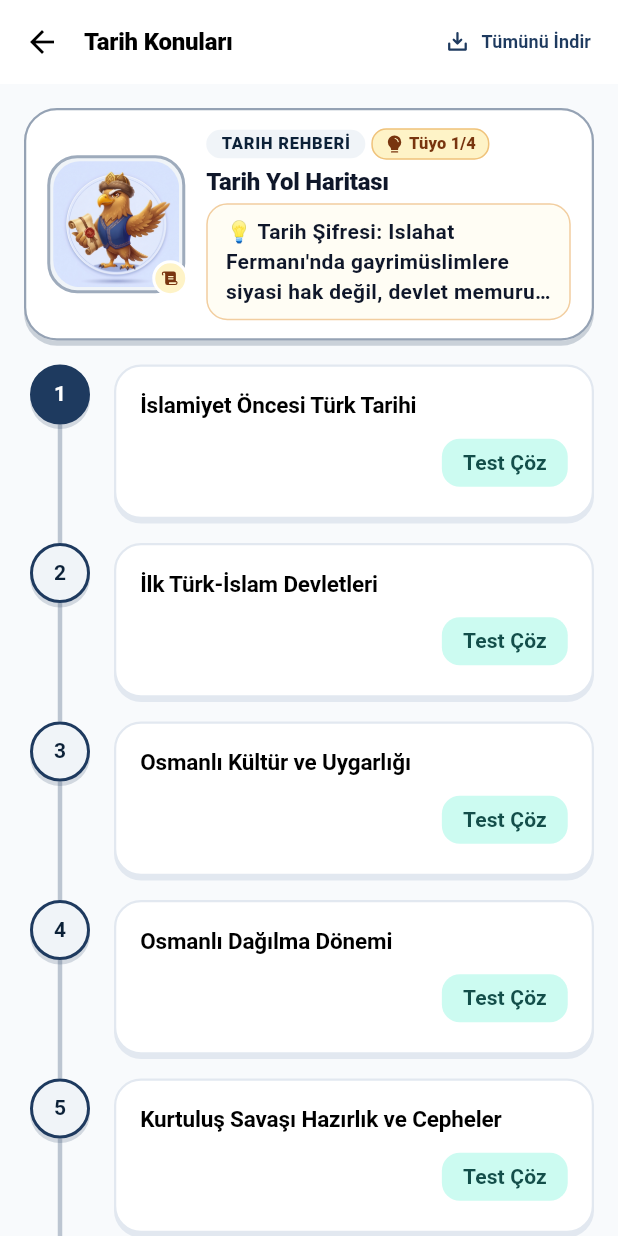
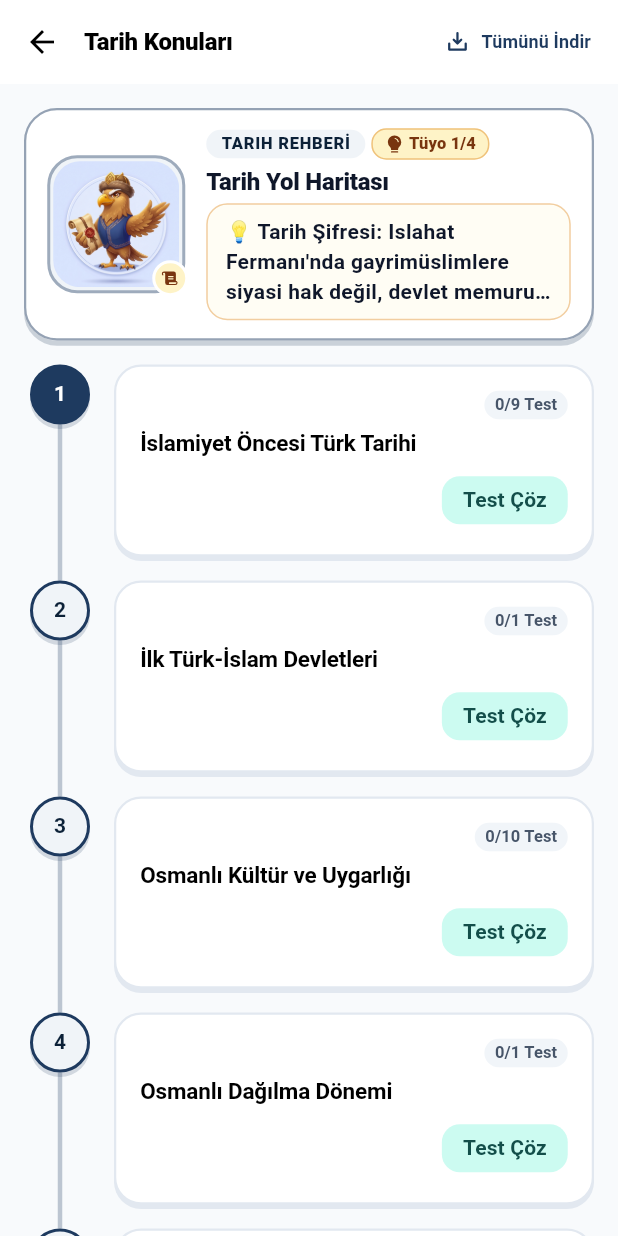
Before and after one commit to omerfarukpehlivan/kadro, a Flutter app: the LessonTopicsScreen screen opened directly with sample values from the repository, after a tap on an icon or button, on a phone screen of 412 x 824 dp. Run offline on Flutter 3.47's test engine with Material 3 defaults, Android fonts, the phone set to English and light mode, and no system bars; our stand-ins replace fl_chart, flex_color_scheme, flutter_animate, flutter_local_notifications, flutter_riverpod, go_router and 6 more; missing offline and left inert: purchases_flutter; accounts and stored records are empty.

Commit message:
feat(lessons): show solved/total test ratio on topic cards and only check mark when all tests are completed (TASK-77)

```diff
--- a/lib/features/lessons/data/kpss_lessons.dart
+++ b/lib/features/lessons/data/kpss_lessons.dart
@@ -93,3 +93,36 @@ const List<Lesson> kpssLessons = [
     ],
   ),
 ];
+
+/// Belirli bir ders ve konunun SQL soru havuzundaki veya varsayılan test sayısını döner.
+///
+/// Her test 10 sorudan oluşur. Tarih soru havuzundaki 620 soruya göre:
+/// - İslamiyet Öncesi Türk Tarihi: 9 test (90 soru)
+/// - İlk Türk-İslam Devletleri: 9 test (90 soru)
+/// - Osmanlı Kültür ve Uygarlığı: 10 test (100 soru)
+/// - Osmanlı Dağılma Dönemi: 9 test (90 soru)
+/// - Kurtuluş Savaşı Hazırlık ve Cepheler: 10 test (100 soru)
+/// - Atatürk İlke ve İnkılapları: 8 test (80 soru)
+/// - Çağdaş Türk ve Dünya Tarihi: 7 test (70 soru)
+/// Diğer derslerde henüz SQL soruları eklenmemişse varsayılan 5 test döner.
+int defaultTopicTestCount(String lessonName, String topic) {
+  if (lessonName == 'Tarih') {
+    switch (topic) {
+      case 'İslamiyet Öncesi Türk Tarihi':
+        return 9;
+      case 'İlk Türk-İslam Devletleri':
+        return 9;
+      case 'Osmanlı Kültür ve Uygarlığı':
+        return 10;
+      case 'Osmanlı Dağılma Dönemi':
+        return 9;
+      case 'Kurtuluş Savaşı Hazırlık ve Cepheler':
+        return 10;
+      case 'Atatürk İlke ve İnkılapları':
+        return 8;
+      case 'Çağdaş Türk ve Dünya Tarihi':
+        return 7;
+    }
+  }
+  return 5;
+}
--- a/lib/features/lessons/presentation/lesson_topics_screen.dart
+++ b/lib/features/lessons/presentation/lesson_topics_screen.dart
@@ -232,7 +232,19 @@ class _TopicPathNode extends ConsumerWidget {
       lesson: lessonName,
       topic: topic,
     );
-    final isTopicSolved = solvedTestCount > 0;
+    final topicCountsAsync = ref.watch(
+      lessonTopicTestCountsProvider(lessonName),
+    );
+    final fetchedCount = topicCountsAsync.value?[topic];
+    final rawTotalTests = (fetchedCount != null && fetchedCount > 0)
+        ? fetchedCount
+        : defaultTopicTestCount(lessonName, topic);
+    final totalTests = solvedTestCount > rawTotalTests
+        ? solvedTestCount
+        : rawTotalTests;
+    final isPartiallySolved =
+        solvedTestCount > 0 && solvedTestCount < totalTests;
+    final isAllTestsSolved = totalTests > 0 && solvedTestCount >= totalTests;
 
     return IntrinsicHeight(
       child: Row(
@@ -247,14 +259,14 @@ class _TopicPathNode extends ConsumerWidget {
                   width: 40,
                   height: 40,
                   decoration: BoxDecoration(
-                    color: isTopicSolved
+                    color: isAllTestsSolved
                         ? colorScheme.secondary
-                        : (index == 0
+                        : ((isPartiallySolved || index == 0)
                               ? colorScheme.primary
                               : colorScheme.primaryContainer),
                     shape: BoxShape.circle,
                     border: Border.all(
-                      color: isTopicSolved
+                      color: isAllTestsSolved
                           ? colorScheme.secondary
                           : colorScheme.primary,
                       width: 2,
@@ -262,7 +274,7 @@ class _TopicPathNode extends ConsumerWidget {
                     boxShadow: [
                       BoxShadow(
                         color:
-                            (isTopicSolved
+                            (isAllTestsSolved
                                     ? colorScheme.secondary
                                     : colorScheme.primary)
                                 .withAlpha(45),
@@ -272,7 +284,7 @@ class _TopicPathNode extends ConsumerWidget {
                     ],
                   ),
                   alignment: Alignment.center,
-                  child: isTopicSolved
+                  child: isAllTestsSolved
                       ? PhosphorIcon(
                           PhosphorIconsBold.check,
                           size: 18,
@@ -281,7 +293,7 @@ class _TopicPathNode extends ConsumerWidget {
                       : Text(
                           '${index + 1}',
                           style: textTheme.labelLarge?.copyWith(
-                            color: index == 0
+                            color: (isPartiallySolved || index == 0)
                                 ? colorScheme.onPrimary
                                 : colorScheme.onPrimaryContainer,
                             fontWeight: FontWeight.bold,
@@ -294,7 +306,7 @@ class _TopicPathNode extends ConsumerWidget {
                       child: Container(
                         width: 3,
                         color:
-                            (isTopicSolved
+                            (isAllTestsSolved
                                     ? colorScheme.secondary
                                     : colorScheme.primary)
                                 .withAlpha(70),
@@ -312,23 +324,24 @@ class _TopicPathNode extends ConsumerWidget {
               padding: const EdgeInsets.only(bottom: 16),
               child: TactileCard(
                 onTap: () => _startTopicTest(context, ref),
-                borderColor: isTopicSolved
+                borderColor: isAllTestsSolved
                     ? colorScheme.secondary.withAlpha(150)
-                    : colorScheme.outlineVariant,
-                backgroundColor: isTopicSolved
+                    : (isPartiallySolved
+                          ? colorScheme.primary.withAlpha(140)
+                          : colorScheme.outlineVariant),
+                backgroundColor: isAllTestsSolved
                     ? colorScheme.secondaryContainer.withAlpha(30)
                     : colorScheme.surface,
                 child: Column(
                   crossAxisAlignment: CrossAxisAlignment.start,
                   children: [
-                    if (isTopicSolved || isDownloaded) ...[
                     Align(
                       alignment: Alignment.centerRight,
                       child: Wrap(
                         spacing: 6,
                         runSpacing: 4,
                         children: [
-                            if (isTopicSolved)
+                          if (isAllTestsSolved)
                             Container(
                               padding: const EdgeInsets.symmetric(
                                 horizontal: 7,
@@ -348,13 +361,60 @@ class _TopicPathNode extends ConsumerWidget {
                                   ),
                                   const SizedBox(width: 4),
                                   Text(
-                                      '$solvedTestCount Test Çözüldü',
+                                    '$solvedTestCount/$totalTests Test',
                                     style: textTheme.labelSmall?.copyWith(
                                       color: colorScheme.onSecondaryContainer,
                                       fontWeight: FontWeight.w700,
                                     ),
                                   ),
                                 ],
+                              ),
+                            )
+                          else if (isPartiallySolved)
+                            Container(
+                              padding: const EdgeInsets.symmetric(
+                                horizontal: 7,
+                                vertical: 3,
+                              ),
+                              decoration: BoxDecoration(
+                                color: colorScheme.primaryContainer,
+                                borderRadius: BorderRadius.circular(10),
+                              ),
+                              child: Row(
+                                mainAxisSize: MainAxisSize.min,
+                                children: [
+                                  PhosphorIcon(
+                                    PhosphorIconsBold.chartPieSlice,
+                                    size: 13,
+                                    color: colorScheme.onPrimaryContainer,
+                                  ),
+                                  const SizedBox(width: 4),
+                                  Text(
+                                    '$solvedTestCount/$totalTests Test',
+                                    style: textTheme.labelSmall?.copyWith(
+                                      color: colorScheme.onPrimaryContainer,
+                                      fontWeight: FontWeight.w700,
+                                    ),
+                                  ),
+                                ],
+                              ),
+                            )
+                          else
+                            Container(
+                              padding: const EdgeInsets.symmetric(
+                                horizontal: 7,
+                                vertical: 3,
+                              ),
+                              decoration: BoxDecoration(
+                                color: colorScheme.surfaceContainerHighest,
+                                borderRadius: BorderRadius.circular(10),
+                              ),
+                              child: Text(
+                                '0/$totalTests Test',
+                                style: textTheme.labelSmall?.copyWith(
+                                  color: colorScheme.onSurfaceVariant,
+                                  fontWeight: FontWeight.w600,
+                                ),
                               ),
                             ),
                           if (isDownloaded)
@@ -390,7 +450,6 @@ class _TopicPathNode extends ConsumerWidget {
                       ),
                     ),
                     const SizedBox(height: 6),
-                    ],
                     // Orta: Konu Başlığı (Tam Genişlik)
                     Text(
                       topic,
--- a/lib/features/quiz/data/question_repository.dart
+++ b/lib/features/quiz/data/question_repository.dart
@@ -235,9 +235,33 @@ class QuestionRepository {
 
     return sampleConceptMatchSets;
   }
+
+  /// Belirli bir derse ait soruları çekip her konudaki mevcut test sayısını
+  /// (her test 10 soru olacak şekilde `(count / 10).ceil()`) hesaplar.
+  Future<Map<String, int>> fetchTopicTestCounts(String lessonName) async {
+    try {
+      final questions = await fetchQuestions(lesson: lessonName);
+      final counts = <String, int>{};
+      for (final q in questions) {
+        if (q.topic.isNotEmpty) {
+          counts[q.topic] = (counts[q.topic] ?? 0) + 1;
+        }
+      }
+      return counts.map((topic, count) => MapEntry(topic, (count / 10).ceil()));
+    } catch (_) {
+      return {};
+    }
+  }
 }
 
 /// [QuestionRepository] Riverpod sağlayıcısı.
 final questionRepositoryProvider = Provider<QuestionRepository>((ref) {
   return const QuestionRepository();
 });
+
+/// Belirli bir dersin konularındaki test sayılarını (`Map<String, int>`) asenkron sağlayan provider.
+final lessonTopicTestCountsProvider =
+    FutureProvider.family<Map<String, int>, String>((ref, lessonName) async {
+      final repo = ref.watch(questionRepositoryProvider);
+      return repo.fetchTopicTestCounts(lessonName);
+    });
```
Also changed, not shown: 2 other files. Lines whose indentation alone changed are shown as unchanged.
